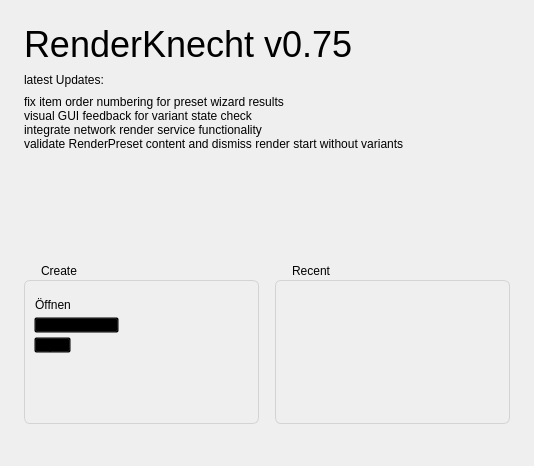
Old version of the form ui/knecht_welcome.ui in the repository tappi287/RenderKnecht2.
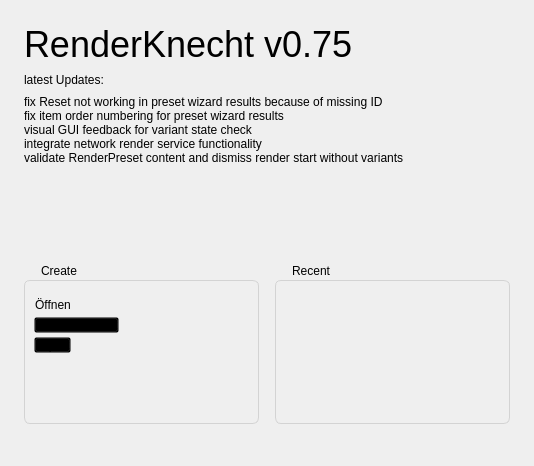
New version of the form. Icons and pictures are not drawn.

Commit message: v0.988 fix Reset not working in preset wizard results because of missing ID refactor wizard session vars and preset page title update

The edit to the form file:
```diff
--- a/ui/knecht_welcome.ui
+++ b/ui/knecht_welcome.ui
@@ -111,7 +111,8 @@
      <item>
       <widget class="QLabel" name="news">
        <property name="text">
-        <string>fix item order numbering for preset wizard results&lt;br&gt;
+        <string>fix Reset not working in preset wizard results because of missing ID&lt;br&gt;
+fix item order numbering for preset wizard results&lt;br&gt;
 visual GUI feedback for variant state check&lt;br&gt;
 integrate network render service functionality&lt;br&gt;
 validate RenderPreset content and dismiss render start without variants&lt;br&gt;</string>
```
The commit also changes 5 other files.
